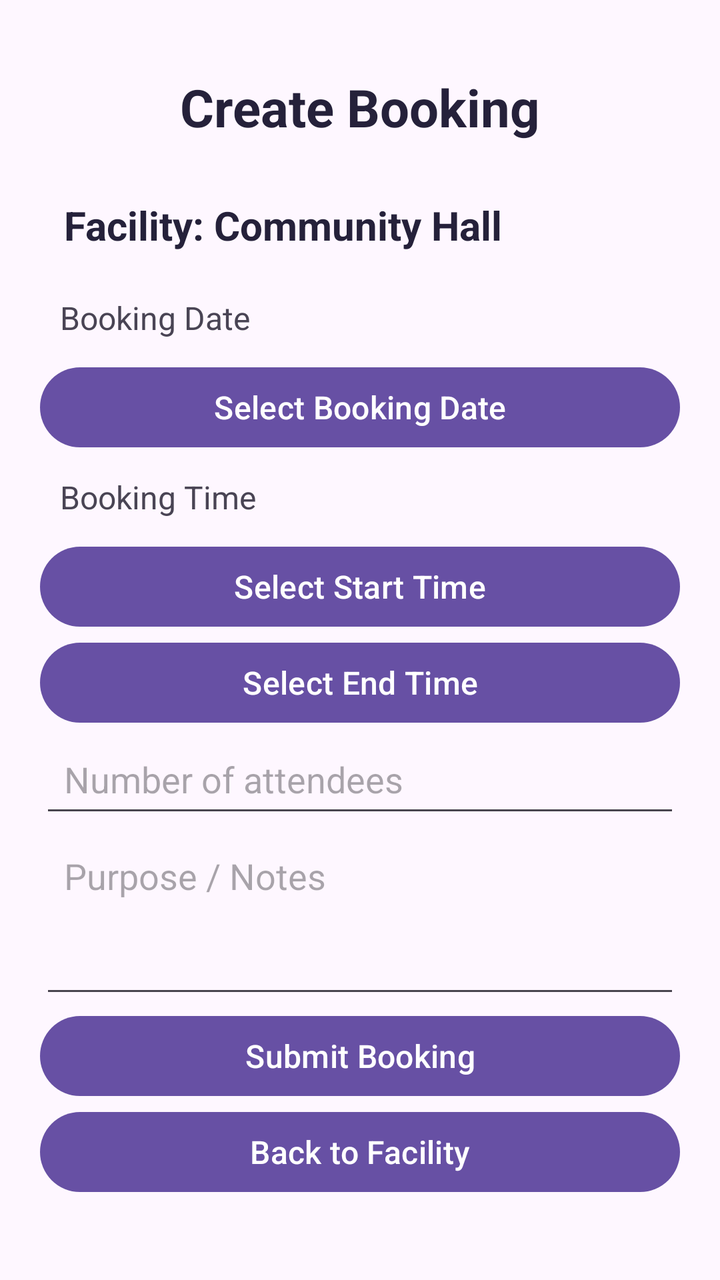
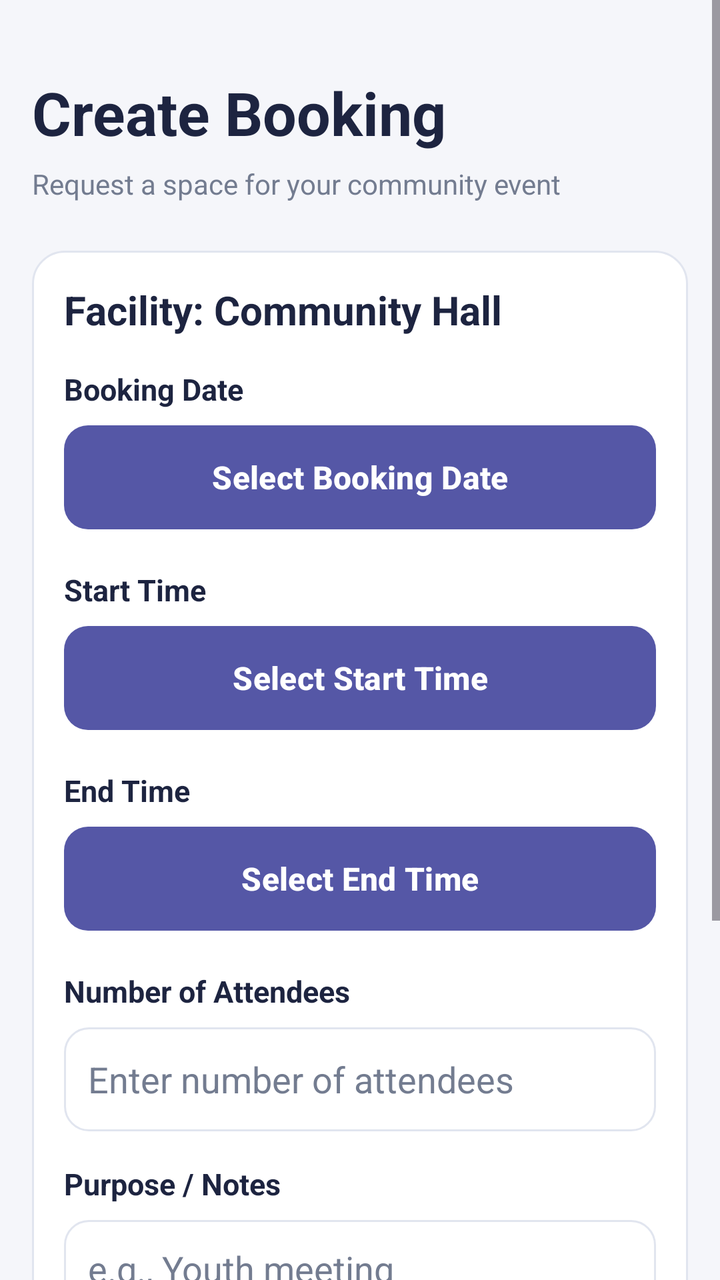

Two renders of the same Android screen: before a commit and after it. Below are the layout's source before the change and the commit's diff.
<!-- AndroidManifest.xml: application theme Theme.CommunitySpaceBooking -->
<!-- res/layout/activity_create_booking.xml -->
<?xml version="1.0" encoding="utf-8"?>
<ScrollView xmlns:android="http://schemas.android.com/apk/res/android"
    android:layout_width="match_parent"
    android:layout_height="match_parent"
    android:fillViewport="true">

    <LinearLayout
        android:layout_width="match_parent"
        android:layout_height="wrap_content"
        android:orientation="vertical"
        android:padding="20dp">

        <TextView
            style="@style/AppScreenTitle"
            android:layout_width="match_parent"
            android:layout_height="wrap_content"
            android:text="Create Booking" />

        <TextView
            android:id="@+id/txtSelectedFacility"
            style="@style/AppSectionTitle"
            android:layout_width="match_parent"
            android:layout_height="wrap_content"
            android:text="Facility: Community Hall" />

        <TextView
            style="@style/AppBodyText"
            android:layout_width="match_parent"
            android:layout_height="wrap_content"
            android:text="Booking Date" />

        <Button
            android:id="@+id/btnSelectDate"
            style="@style/AppPrimaryButton"
            android:layout_width="match_parent"
            android:layout_height="wrap_content"
            android:text="Select Booking Date" />

        <TextView
            style="@style/AppBodyText"
            android:layout_width="match_parent"
            android:layout_height="wrap_content"
            android:text="Booking Time" />

        <Button
            android:id="@+id/btnStartTime"
            style="@style/AppPrimaryButton"
            android:layout_width="match_parent"
            android:layout_height="wrap_content"
            android:text="Select Start Time" />

        <Button
            android:id="@+id/btnEndTime"
            style="@style/AppPrimaryButton"
            android:layout_width="match_parent"
            android:layout_height="wrap_content"
            android:text="Select End Time" />

        <EditText
            android:id="@+id/edtAttendees"
            android:layout_width="match_parent"
            android:layout_height="wrap_content"
            android:hint="Number of attendees"
            android:inputType="number"
            android:minHeight="48dp"
            android:padding="12dp" />

        <EditText
            android:id="@+id/edtPurpose"
            android:layout_width="match_parent"
            android:layout_height="wrap_content"
            android:hint="Purpose / Notes"
            android:inputType="textMultiLine"
            android:minLines="3"
            android:gravity="top"
            android:padding="12dp" />

        <Button
            android:id="@+id/btnSubmitBooking"
            style="@style/AppPrimaryButton"
            android:layout_width="match_parent"
            android:layout_height="wrap_content"
            android:text="Submit Booking" />

        <Button
            android:id="@+id/btnCancelBooking"
            style="@style/AppPrimaryButton"
            android:layout_width="match_parent"
            android:layout_height="wrap_content"
            android:text="Back to Facility" />

    </LinearLayout>
</ScrollView>
<!-- resources referenced by this layout -->
<resources>
  <style name="AppBodyText">
          <item name="android:textSize">16sp</item>
          <item name="android:textColor">#494454</item>
          <item name="android:padding">10dp</item>
      </style>
  <style name="AppPrimaryButton">
          <item name="android:textAllCaps">false</item>
          <item name="android:textSize">16sp</item>
          <item name="android:minHeight">48dp</item>
      </style>
  <style name="AppScreenTitle">
          <item name="android:textSize">26sp</item>
          <item name="android:textStyle">bold</item>
          <item name="android:textColor">#25213A</item>
          <item name="android:gravity">center</item>
          <item name="android:padding">16dp</item>
      </style>
  <style name="AppSectionTitle">
          <item name="android:textSize">20sp</item>
          <item name="android:textStyle">bold</item>
          <item name="android:textColor">#25213A</item>
          <item name="android:padding">12dp</item>
      </style>
  <style name="Theme.CommunitySpaceBooking" parent="Base.Theme.CommunitySpaceBooking" />
  <style name="Base.Theme.CommunitySpaceBooking" parent="Theme.Material3.DayNight.NoActionBar">
          
          
      </style>
</resources>

<!-- the commit's change to res/layout/activity_create_booking.xml (unified diff, before → after) -->
@@ -1,85 +1,151 @@
 <?xml version="1.0" encoding="utf-8"?>
-<ScrollView xmlns:android="http://schemas.android.com/apk/res/android"
+<ScrollView
+    xmlns:android="http://schemas.android.com/apk/res/android"
     android:layout_width="match_parent"
     android:layout_height="match_parent"
+    android:background="@color/app_background"
     android:fillViewport="true">
 
     <LinearLayout
         android:layout_width="match_parent"
         android:layout_height="wrap_content"
         android:orientation="vertical"
-        android:padding="20dp">
+        android:padding="16dp">
 
         <TextView
-            style="@style/AppScreenTitle"
             android:layout_width="match_parent"
             android:layout_height="wrap_content"
-            android:text="Create Booking" />
+            android:layout_marginTop="20dp"
+            android:text="Create Booking"
+            android:textColor="@color/app_heading"
+            android:textSize="30sp"
+            android:textStyle="bold" />
 
         <TextView
-            android:id="@+id/txtSelectedFacility"
-            style="@style/AppSectionTitle"
             android:layout_width="match_parent"
             android:layout_height="wrap_content"
-            android:text="Facility: Community Hall" />
+            android:layout_marginTop="6dp"
+            android:layout_marginBottom="24dp"
+            android:text="Request a space for your community event"
+            android:textColor="@color/app_muted"
+            android:textSize="14sp" />
 
-        <TextView
-            style="@style/AppBodyText"
+        <LinearLayout
             android:layout_width="match_parent"
             android:layout_height="wrap_content"
-            android:text="Booking Date" />
+            android:background="@drawable/bg_facility_card"
+            android:orientation="vertical"
+            android:padding="16dp">
 
-        <Button
-            android:id="@+id/btnSelectDate"
-            style="@style/AppPrimaryButton"
-            android:layout_width="match_parent"
-            android:layout_height="wrap_content"
-            android:text="Select Booking Date" />
+            <TextView
+                android:id="@+id/txtSelectedFacility"
+                android:layout_width="match_parent"
+                android:layout_height="wrap_content"
+                android:text="Facility: Community Hall"
+                android:textColor="@color/app_heading"
+                android:textSize="20sp"
+                android:textStyle="bold"
+                android:paddingBottom="16dp" />
 
-        <TextView
-            style="@style/AppBodyText"
-            android:layout_width="match_parent"
-            android:layout_height="wrap_content"
-            android:text="Booking Time" />
+            <TextView
+                android:layout_width="match_parent"
+                android:layout_height="wrap_content"
+                android:text="Booking Date"
+                android:textColor="@color/app_heading"
+                android:textSize="15sp"
+                android:textStyle="bold" />
 
-        <Button
-            android:id="@+id/btnStartTime"
-            style="@style/AppPrimaryButton"
-            android:layout_width="match_parent"
-            android:layout_height="wrap_content"
-            android:text="Select Start Time" />
+            <Button
+                android:id="@+id/btnSelectDate"
+                style="@style/AppPrimaryButton"
+                android:layout_width="match_parent"
+                android:layout_height="wrap_content"
+                android:text="Select Booking Date" />
 
-        <Button
-            android:id="@+id/btnEndTime"
-            style="@style/AppPrimaryButton"
-            android:layout_width="match_parent"
-            android:layout_height="wrap_content"
-            android:text="Select End Time" />
+            <TextView
+                android:layout_width="match_parent"
+                android:layout_height="wrap_content"
+                android:layout_marginTop="12dp"
+                android:text="Start Time"
+                android:textColor="@color/app_heading"
+                android:textSize="15sp"
+                android:textStyle="bold" />
 
-        <EditText
-            android:id="@+id/edtAttendees"
-            android:layout_width="match_parent"
-            android:layout_height="wrap_content"
-            android:hint="Number of attendees"
-            android:inputType="number"
-            android:minHeight="48dp"
-            android:padding="12dp" />
+            <Button
+                android:id="@+id/btnStartTime"
+                style="@style/AppPrimaryButton"
+                android:layout_width="match_parent"
+                android:layout_height="wrap_content"
+                android:text="Select Start Time" />
 
-        <EditText
-            android:id="@+id/edtPurpose"
-            android:layout_width="match_parent"
-            android:layout_height="wrap_content"
-            android:hint="Purpose / Notes"
-            android:inputType="textMultiLine"
-            android:minLines="3"
-            android:gravity="top"
-            android:padding="12dp" />
+            <TextView
+                android:layout_width="match_parent"
+                android:layout_height="wrap_content"
+                android:layout_marginTop="12dp"
+                android:text="End Time"
+                android:textColor="@color/app_heading"
+                android:textSize="15sp"
+                android:textStyle="bold" />
+
+            <Button
+                android:id="@+id/btnEndTime"
+                style="@style/AppPrimaryButton"
+                android:layout_width="match_parent"
+                android:layout_height="wrap_content"
+                android:text="Select End Time" />
+
+            <TextView
+                android:layout_width="match_parent"
+                android:layout_height="wrap_content"
+                android:layout_marginTop="12dp"
+                android:text="Number of Attendees"
+                android:textColor="@color/app_heading"
+                android:textSize="15sp"
+                android:textStyle="bold" />
+
+            <EditText
+                android:id="@+id/edtAttendees"
+                android:layout_width="match_parent"
+                android:layout_height="52dp"
+                android:layout_marginTop="8dp"
+                android:background="@drawable/bg_app_input"
+                android:hint="Enter number of attendees"
+                android:inputType="number"
+                android:padding="12dp"
+                android:textColor="@color/app_heading"
+                android:textColorHint="@color/app_muted" />
+
+            <TextView
+                android:layout_width="match_parent"
+                android:layout_height="wrap_content"
+                android:layout_marginTop="16dp"
+                android:text="Purpose / Notes"
+                android:textColor="@color/app_heading"
+                android:textSize="15sp"
+                android:textStyle="bold" />
+
+            <EditText
+                android:id="@+id/edtPurpose"
+                android:layout_width="match_parent"
+                android:layout_height="wrap_content"
+                android:layout_marginTop="8dp"
+                android:minHeight="100dp"
+                android:background="@drawable/bg_app_input"
+                android:gravity="top"
+                android:hint="e.g., Youth meeting"
+                android:inputType="textMultiLine"
+                android:padding="12dp"
+                android:textColor="@color/app_heading"
+                android:textColorHint="@color/app_muted" />
+
+        </LinearLayout>
 
         <Button
             android:id="@+id/btnSubmitBooking"
             style="@style/AppPrimaryButton"
             android:layout_width="match_parent"
             android:layout_height="wrap_content"
+            android:layout_marginTop="20dp"
             android:text="Submit Booking" />
 
         <Button
<!-- resource entries referenced after the edit -->
@@ -1,32 +1,44 @@
 <!-- resources referenced by this layout -->
 <resources>
-  <style name="AppBodyText">
-          <item name="android:textSize">16sp</item>
-          <item name="android:textColor">#494454</item>
-          <item name="android:padding">10dp</item>
-      </style>
+  <color name="app_background">#F5F6FA</color>
+  <color name="app_heading">#1D2440</color>
+  <color name="app_muted">#737C90</color>
+  <!-- drawable bg_app_input (drawable) -->
+  <?xml version="1.0" encoding="utf-8"?>
+  <shape xmlns:android="http://schemas.android.com/apk/res/android" android:shape="rectangle"><solid android:color="@color/app_surface"/><corners android:radius="12dp"/><stroke android:width="1dp" android:color="@color/app_border"/><padding android:left="12dp" android:top="10dp" android:right="12dp" android:bottom="10dp"/></shape>
+  <!-- drawable bg_facility_card (drawable) -->
+  <?xml version="1.0" encoding="utf-8"?>
+  <shape xmlns:android="http://schemas.android.com/apk/res/android" android:shape="rectangle"><solid android:color="@color/app_surface"/><corners android:radius="16dp"/><stroke android:width="1dp" android:color="@color/app_border"/></shape>
   <style name="AppPrimaryButton">
+          <item name="android:background">@drawable/bg_primary_button</item>
+          <item name="backgroundTint">@null</item>
+          <item name="android:backgroundTint">@null</item>
+          <item name="android:textColor">@color/white</item>
           <item name="android:textAllCaps">false</item>
           <item name="android:textSize">16sp</item>
-          <item name="android:minHeight">48dp</item>
-      </style>
-  <style name="AppScreenTitle">
-          <item name="android:textSize">26sp</item>
           <item name="android:textStyle">bold</item>
-          <item name="android:textColor">#25213A</item>
-          <item name="android:gravity">center</item>
-          <item name="android:padding">16dp</item>
-      </style>
-  <style name="AppSectionTitle">
-          <item name="android:textSize">20sp</item>
-          <item name="android:textStyle">bold</item>
-          <item name="android:textColor">#25213A</item>
-          <item name="android:padding">12dp</item>
+          <item name="android:minHeight">52dp</item>
+          <item name="android:layout_marginTop">8dp</item>
+          <item name="android:layout_marginBottom">8dp</item>
       </style>
   <style name="Theme.CommunitySpaceBooking" parent="Base.Theme.CommunitySpaceBooking" />
+  <color name="app_surface">#FFFFFF</color>
+  <color name="app_border">#E1E5EF</color>
+  <!-- drawable bg_primary_button (drawable) -->
+  <?xml version="1.0" encoding="utf-8"?>
+  <shape xmlns:android="http://schemas.android.com/apk/res/android"
+      android:shape="rectangle">
+  
+      <solid android:color="@color/app_primary" />
+  
+      <corners android:radius="12dp" />
+  
+  </shape>
+  <color name="white">#FFFFFFFF</color>
   <style name="Base.Theme.CommunitySpaceBooking" parent="Theme.Material3.DayNight.NoActionBar">
           
           
       </style>
+  <color name="app_primary">#5557A6</color>
 </resources>
 
